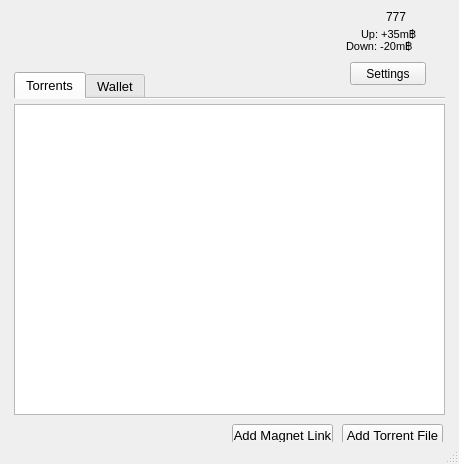
Qt form lib/view/mainwindow.ui (RdeWilde/JoyStream) before a commit.
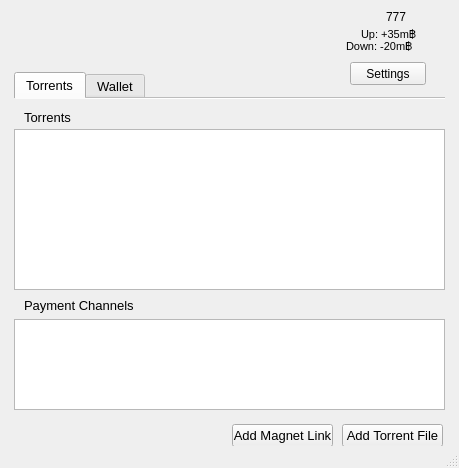
The same form after that commit. Icons and pictures are not drawn.

Commit message: added payment channel pane to view

Patch:
```diff
--- a/lib/view/mainwindow.ui
+++ b/lib/view/mainwindow.ui
@@ -7,7 +7,7 @@
     <x>0</x>
     <y>0</y>
     <width>459</width>
-    <height>464</height>
+    <height>468</height>
    </rect>
   </property>
   <property name="windowTitle">
@@ -74,9 +74,9 @@
       <property name="geometry">
        <rect>
         <x>0</x>
-        <y>5</y>
+        <y>30</y>
         <width>431</width>
-        <height>311</height>
+        <height>161</height>
        </rect>
       </property>
      </widget>
@@ -106,6 +106,42 @@
        <string>Add Torrent File</string>
       </property>
      </widget>
+     <widget class="QLabel" name="torrentsQLabel">
+      <property name="geometry">
+       <rect>
+        <x>10</x>
+        <y>10</y>
+        <width>67</width>
+        <height>16</height>
+       </rect>
+      </property>
+      <property name="text">
+       <string>Torrents</string>
+      </property>
+     </widget>
+     <widget class="QLabel" name="label_5">
+      <property name="geometry">
+       <rect>
+        <x>10</x>
+        <y>198</y>
+        <width>115</width>
+        <height>16</height>
+       </rect>
+      </property>
+      <property name="text">
+       <string>Payment Channels</string>
+      </property>
+     </widget>
+     <widget class="QTableView" name="paymentChannelTableView">
+      <property name="geometry">
+       <rect>
+        <x>0</x>
+        <y>220</y>
+        <width>431</width>
+        <height>91</height>
+       </rect>
+      </property>
+     </widget>
     </widget>
     <widget class="QWidget" name="walletTab">
      <attribute name="title">
```
Left out of the diff: 2 changed lines with no effect on the pictures. The commit also changes 3 other files.
